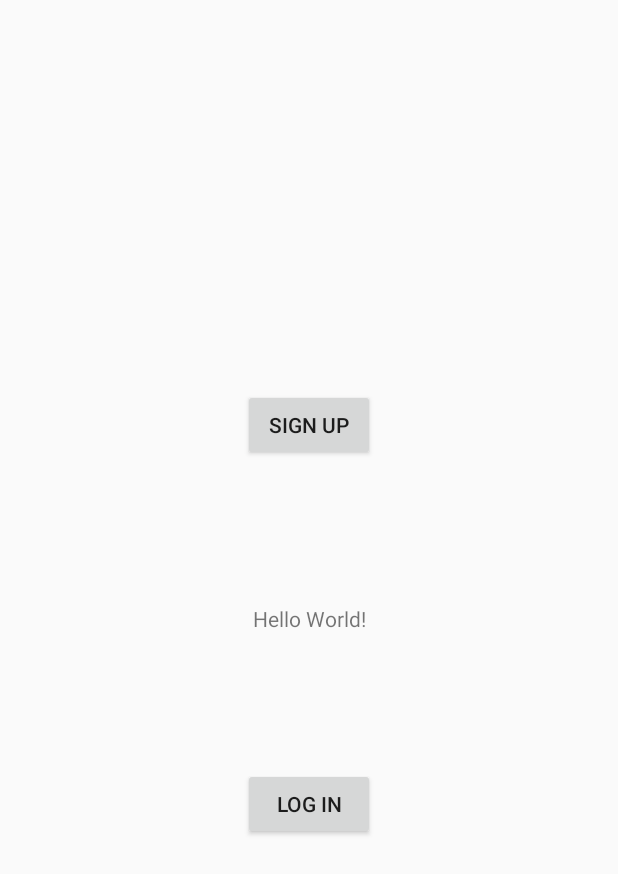
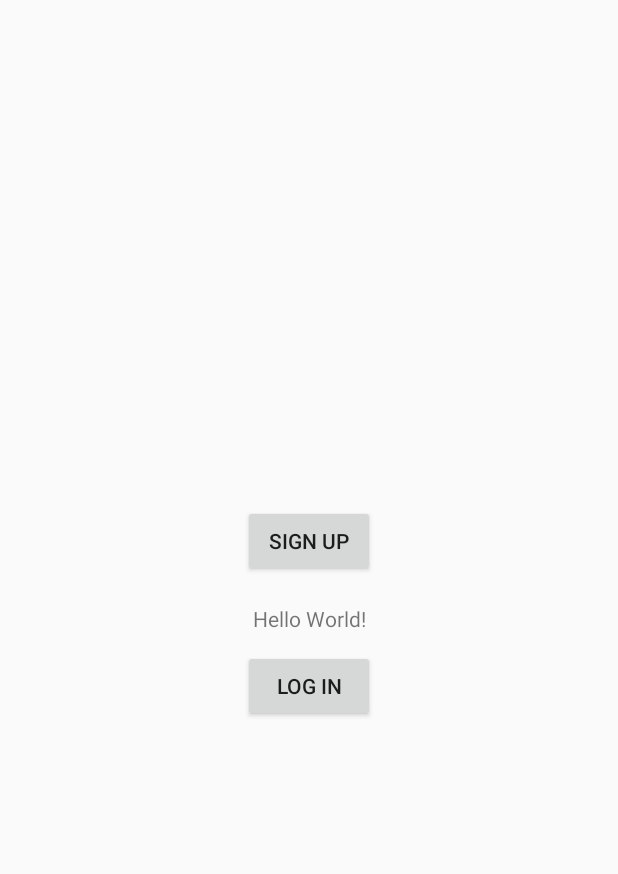
Before and after one commit to sggkjihua/ECE651_Project, an Android app: the screen it shows after launch (MainActivity), on a phone screen of 412 x 824 dp. Shown: the top 874 px of the screen. Run offline under Robolectric (Android 15) with nearby library versions, the phone set to English and light mode, and no system bars.

Commit message:
Tried to modify the spacing between buttons

```diff
--- a/app/src/main/res/layout/activity_main.xml
+++ b/app/src/main/res/layout/activity_main.xml
@@ -20,33 +20,35 @@
         android:id="@+id/button"
         android:layout_width="wrap_content"
         android:layout_height="wrap_content"
+        android:layout_marginStart="148dp"
+        android:layout_marginLeft="148dp"
+        android:layout_marginTop="11dp"
+        android:layout_marginEnd="148dp"
+        android:layout_marginRight="148dp"
         android:layout_marginBottom="186dp"
-        android:layout_marginEnd="148dp"
-        android:layout_marginLeft="148dp"
-        android:layout_marginRight="148dp"
-        android:layout_marginStart="148dp"
-        android:layout_marginTop="11dp"
         android:text="@string/log_in"
         app:layout_constraintBottom_toBottomOf="parent"
         app:layout_constraintEnd_toEndOf="parent"
         app:layout_constraintStart_toStartOf="parent"
-        app:layout_constraintTop_toBottomOf="@+id/textView" />
+        app:layout_constraintTop_toBottomOf="@+id/textView"
+        app:layout_constraintVertical_bias="0.0" />
 
     <Button
         android:id="@+id/button2"
         android:layout_width="wrap_content"
         android:layout_height="wrap_content"
+        android:layout_marginStart="148dp"
+        android:layout_marginLeft="148dp"
+        android:layout_marginTop="181dp"
+        android:layout_marginEnd="148dp"
+        android:layout_marginRight="148dp"
         android:layout_marginBottom="18dp"
-        android:layout_marginEnd="148dp"
-        android:layout_marginLeft="148dp"
-        android:layout_marginRight="148dp"
-        android:layout_marginStart="148dp"
-        android:layout_marginTop="181dp"
         android:onClick="sign_up_view"
         android:text="@string/sign_up"
         app:layout_constraintBottom_toTopOf="@+id/textView"
         app:layout_constraintEnd_toEndOf="parent"
         app:layout_constraintStart_toStartOf="parent"
-        app:layout_constraintTop_toTopOf="parent" />
+        app:layout_constraintTop_toTopOf="parent"
+        app:layout_constraintVertical_bias="1.0" />
 
 </android.support.constraint.ConstraintLayout>
```
